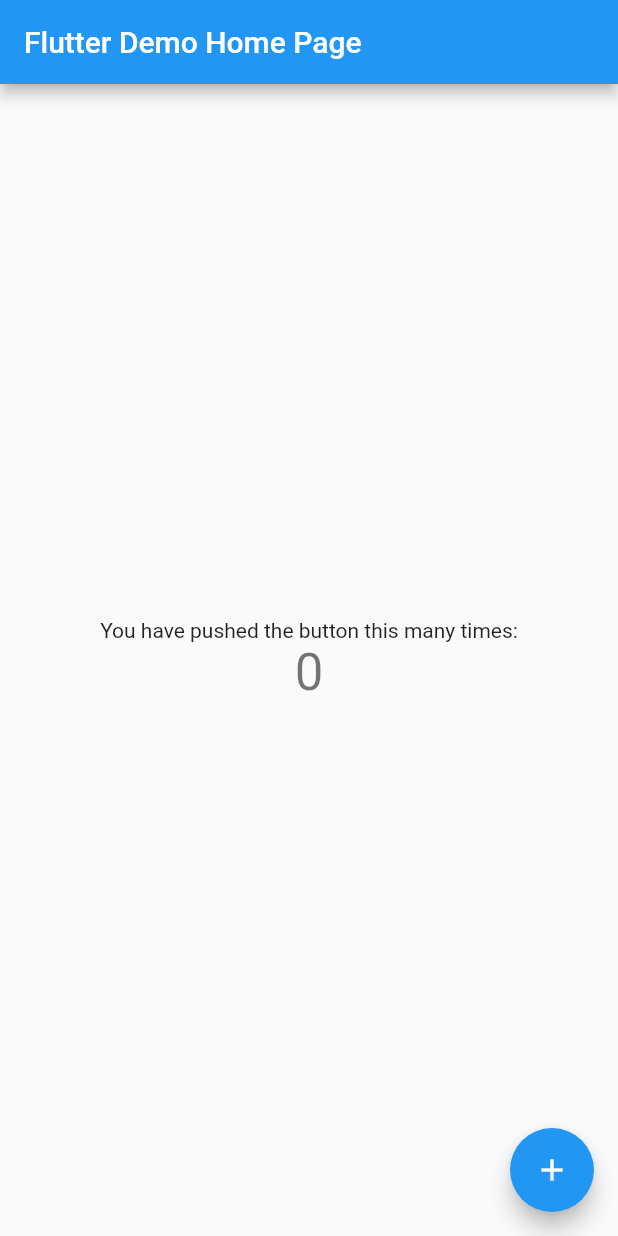
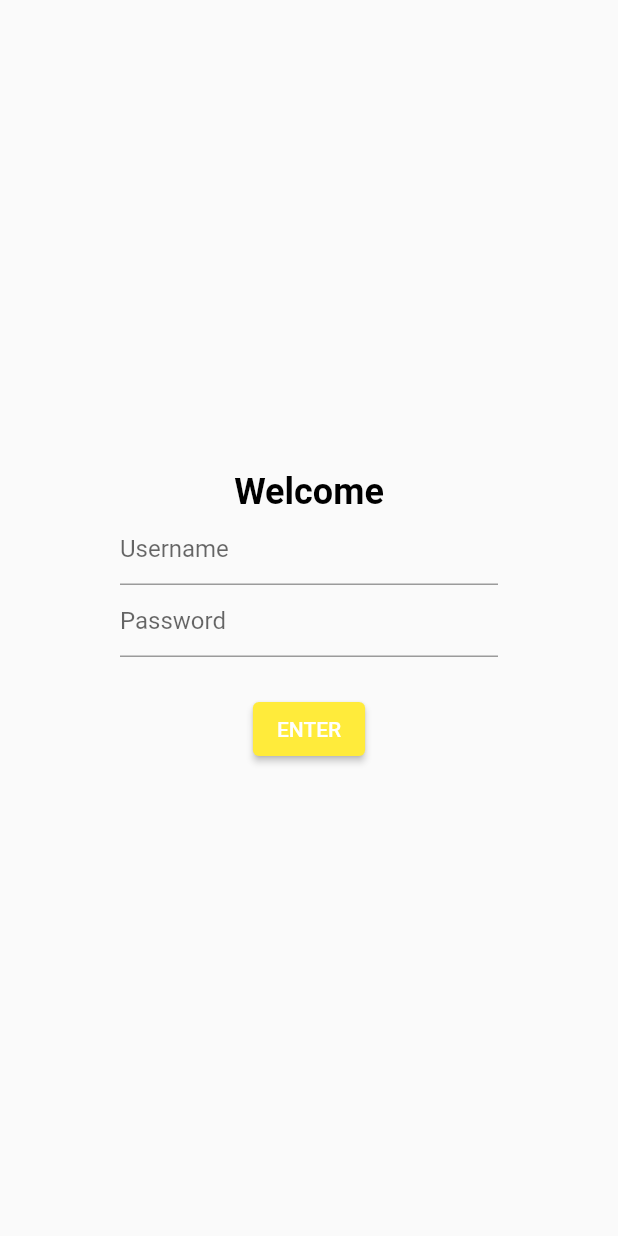
Before and after one commit to Lee-Yoonjoo/statemanagement, a Flutter app: the screen it shows after launch, on a phone screen of 412 x 824 dp. Run offline on Flutter 3.47's test engine with Material 2 defaults, Android fonts, the phone set to English and light mode, and no system bars; Roboto replaces fonts that are missing (Corben).

Commit message:
Add an extra Page

```diff
--- /dev/null
+++ b/lib/common/theme.dart
@@ -0,0 +1,13 @@
+import 'package:flutter/material.dart';
+
+final appTheme = ThemeData(
+  primarySwatch: Colors.blue,
+  textTheme: const TextTheme(
+    headline1: TextStyle(
+      fontFamily: 'Corben',
+      fontWeight: FontWeight.w700,
+      fontSize: 24,
+      color: Colors.black,
+    ),
+  ),
+);
--- a/lib/main.dart
+++ b/lib/main.dart
@@ -1,4 +1,12 @@
 import 'package:flutter/material.dart';
+import 'package:provider/provider.dart';
+import 'package:statemanagement/common/theme.dart';
+import 'package:statemanagement/models/cart.dart';
+import 'package:statemanagement/models/catalog.dart';
+import 'package:statemanagement/screens/buy.dart';
+import 'package:statemanagement/screens/cart.dart';
+import 'package:statemanagement/screens/catalog.dart';
+import 'package:statemanagement/screens/login.dart';
 
 void main() {
   runApp(const MyApp());
@@ -7,109 +15,37 @@ void main() {
 class MyApp extends StatelessWidget {
   const MyApp({Key? key}) : super(key: key);
 
-  // This widget is the root of your application.
   @override
   Widget build(BuildContext context) {
-    return MaterialApp(
-      title: 'Flutter Demo',
-      theme: ThemeData(
-        // This is the theme of your application.
-        //
-        // Try running your application with "flutter run". You'll see the
-        // application has a blue toolbar. Then, without quitting the app, try
-        // changing the primarySwatch below to Colors.green and then invoke
-        // "hot reload" (press "r" in the console where you ran "flutter run",
-        // or simply save your changes to "hot reload" in a Flutter IDE).
-        // Notice that the counter didn't reset back to zero; the application
-        // is not restarted.
-        primarySwatch: Colors.blue,
+    // Using MultiProvider is convenient when providing multiple objects.
+    return MultiProvider(
+      providers: [
+        // In this sample app, CatalogModel never changes, so a simple Provider
+        // is sufficient.
+        Provider(create: (context) => CatalogModel()),
+        // CartModel is implemented as a ChangeNotifier, which calls for the use
+        // of ChangeNotifierProvider. Moreover, CartModel depends
+        // on CatalogModel, so a ProxyProvider is needed.
+        ChangeNotifierProxyProvider<CatalogModel, CartModel>(
+          create: (context) => CartModel(),
+          update: (context, catalog, cart) {
+            if (cart == null) throw ArgumentError.notNull('cart');
+            cart.catalog = catalog;
+            return cart;
+          },
+        ),
+      ],
+      child: MaterialApp(
+        title: 'Provider Demo',
+        theme: appTheme,
+        initialRoute: '/',
+        routes: {
+          '/': (context) => const MyLogin(),
+          '/catalog': (context) => const MyCatalog(),
+          '/cart': (context) => const MyCart(),
+          '/buy': (context) => const MyPayment(),
+        },
       ),
-      home: const MyHomePage(title: 'Flutter Demo Home Page'),
     );
   }
 }
-
-class MyHomePage extends StatefulWidget {
-  const MyHomePage({Key? key, required this.title}) : super(key: key);
-
-  // This widget is the home page of your application. It is stateful, meaning
-  // that it has a State object (defined below) that contains fields that affect
-  // how it looks.
-
-  // This class is the configuration for the state. It holds the values (in this
-  // case the title) provided by the parent (in this case the App widget) and
-  // used by the build method of the State. Fields in a Widget subclass are
-  // always marked "final".
-
-  final String title;
-
-  @override
-  State<MyHomePage> createState() => _MyHomePageState();
-}
-
-class _MyHomePageState extends State<MyHomePage> {
-  int _counter = 0;
-
-  void _incrementCounter() {
-    setState(() {
-      // This call to setState tells the Flutter framework that something has
-      // changed in this State, which causes it to rerun the build method below
-      // so that the display can reflect the updated values. If we changed
-      // _counter without calling setState(), then the build method would not be
-      // called again, and so nothing would appear to happen.
-      _counter++;
-    });
-  }
-
-  @override
-  Widget build(BuildContext context) {
-    // This method is rerun every time setState is called, for instance as done
-    // by the _incrementCounter method above.
-    //
-    // The Flutter framework has been optimized to make rerunning build methods
-    // fast, so that you can just rebuild anything that needs updating rather
-    // than having to individually change instances of widgets.
-    return Scaffold(
-      appBar: AppBar(
-        // Here we take the value from the MyHomePage object that was created by
-        // the App.build method, and use it to set our appbar title.
-        title: Text(widget.title),
-      ),
-      body: Center(
-        // Center is a layout widget. It takes a single child and positions it
-        // in the middle of the parent.
-        child: Column(
-          // Column is also a layout widget. It takes a list of children and
-          // arranges them vertically. By default, it sizes itself to fit its
-          // children horizontally, and tries to be as tall as its parent.
-          //
-          // Invoke "debug painting" (press "p" in the console, choose the
-          // "Toggle Debug Paint" action from the Flutter Inspector in Android
-          // Studio, or the "Toggle Debug Paint" command in Visual Studio Code)
-          // to see the wireframe for each widget.
-          //
-          // Column has various properties to control how it sizes itself and
-          // how it positions its children. Here we use mainAxisAlignment to
-          // center the children vertically; the main axis here is the vertical
-          // axis because Columns are vertical (the cross axis would be
-          // horizontal).
-          mainAxisAlignment: MainAxisAlignment.center,
-          children: <Widget>[
-            const Text(
-              'You have pushed the button this many times:',
-            ),
-            Text(
-              '$_counter',
-              style: Theme.of(context).textTheme.headline4,
-            ),
-          ],
-        ),
-      ),
-      floatingActionButton: FloatingActionButton(
-        onPressed: _incrementCounter,
-        tooltip: 'Increment',
-        child: const Icon(Icons.add),
-      ), // This trailing comma makes auto-formatting nicer for build methods.
-    );
-  }
-}
--- /dev/null
+++ b/lib/models/cart.dart
@@ -0,0 +1,44 @@
+
+import 'package:flutter/foundation.dart';
+import 'package:statemanagement/models/catalog.dart';
+
+class CartModel extends ChangeNotifier {
+  /// The private field backing [catalog].
+  late CatalogModel _catalog;
+
+  /// Internal, private state of the cart. Stores the ids of each item.
+  final List<int> _itemIds = [];
+
+  /// The current catalog. Used to construct items from numeric ids.
+  CatalogModel get catalog => _catalog;
+
+  set catalog(CatalogModel newCatalog) {
+    _catalog = newCatalog;
+    // Notify listeners, in case the new catalog provides information
+    // different from the previous one. For example, availability of an item
+    // might have changed.
+    notifyListeners();
+  }
+
+  /// List of items in the cart.
+  List<Item> get items => _itemIds.map((id) => _catalog.getById(id)).toList();
+
+  /// The current total price of all items.
+  int get totalPrice =>
+      items.fold(0, (total, current) => total + current.price);
+
+  /// Adds [item] to cart. This is the only way to modify the cart from outside.
+  void add(Item item) {
+    _itemIds.add(item.id);
+    // This line tells [Model] that it should rebuild the widgets that
+    // depend on it.
+    notifyListeners();
+  }
+
+  void remove(Item item) {
+    _itemIds.remove(item.id);
+    // Don't forget to tell dependent widgets to rebuild _every time_
+    // you change the model.
+    notifyListeners();
+  }
+}
--- /dev/null
+++ b/lib/models/catalog.dart
@@ -0,0 +1,59 @@
+import 'package:flutter/material.dart';
+
+/// A proxy of the catalog of items the user can buy.
+///
+/// In a real app, this might be backed by a backend and cached on device.
+/// In this sample app, the catalog is procedurally generated and infinite.
+///
+/// For simplicity, the catalog is expected to be immutable (no products are
+/// expected to be added, removed or changed during the execution of the app).
+class CatalogModel {
+  static List<String> itemNames = [
+    'Code Smell',
+    'Control Flow',
+    'Interpreter',
+    'Recursion',
+    'Sprint',
+    'Heisenbug',
+    'Spaghetti',
+    'Hydra Code',
+    'Off-By-One',
+    'Scope',
+    'Callback',
+    'Closure',
+    'Automata',
+    'Bit Shift',
+    'Currying',
+  ];
+
+  /// Get item by [id].
+  ///
+  /// In this sample, the catalog is infinite, looping over [itemNames].
+  Item getById(int id) => Item(id, itemNames[id % itemNames.length]);
+
+  /// Get item by its position in the catalog.
+  Item getByPosition(int position) {
+    // In this simplified case, an item's position in the catalog
+    // is also its id.
+    return getById(position);
+  }
+}
+
+@immutable
+class Item {
+  final int id;
+  final String name;
+  final Color color;
+  final int price = 42;
+
+  Item(this.id, this.name)
+  // To make the sample app look nicer, each item is given one of the
+  // Material Design primary colors.
+      : color = Colors.primaries[id % Colors.primaries.length];
+
+  @override
+  int get hashCode => id;
+
+  @override
+  bool operator ==(Object other) => other is Item && other.id == id;
+}
--- /dev/null
+++ b/lib/screens/login.dart
@@ -0,0 +1,48 @@
+import 'package:flutter/material.dart';
+
+class MyLogin extends StatelessWidget {
+  const MyLogin({Key? key}) : super(key: key);
+
+  @override
+  Widget build(BuildContext context) {
+    return Scaffold(
+      body: Center(
+        child: Container(
+          padding: const EdgeInsets.all(80.0),
+          child: Column(
+            mainAxisAlignment: MainAxisAlignment.center,
+            children: [
+              Text(
+                'Welcome',
+                style: Theme.of(context).textTheme.headline1,
+              ),
+              TextFormField(
+                decoration: const InputDecoration(
+                  hintText: 'Username',
+                ),
+              ),
+              TextFormField(
+                decoration: const InputDecoration(
+                  hintText: 'Password',
+                ),
+                obscureText: true,
+              ),
+              const SizedBox(
+                height: 24,
+              ),
+              ElevatedButton(
+                child: const Text('ENTER'),
+                onPressed: () {
+                  Navigator.pushReplacementNamed(context, '/catalog');
+                },
+                style: ElevatedButton.styleFrom(
+                  primary: Colors.yellow,
+                ),
+              )
+            ],
+          ),
+        ),
+      ),
+    );
+  }
+}
--- a/pubspec.yaml
+++ b/pubspec.yaml
@@ -30,10 +30,10 @@ dependencies:
   flutter:
     sdk: flutter
 
-
   # The following adds the Cupertino Icons font to your application.
   # Use with the CupertinoIcons class for iOS style icons.
   cupertino_icons: ^1.0.2
+  provider: ^6.0.2
 
 dev_dependencies:
   flutter_test:
```
Also changed, not shown: lib/screens/buy.dart (added, +98 -0 lines), lib/screens/cart.dart (added, +96 -0 lines), lib/screens/catalog.dart (added, +123 -0 lines), pubspec.lock.
